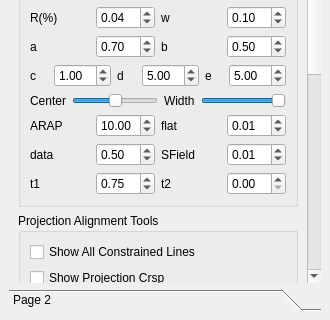
Before: the Qt Designer form src/ui/ParameterDock.ui in marlinilram/AppMod, drawn with Qt 5; both pictures show x 0 to 330 and y 597 to 917 of the 330 by 917 pixel window.
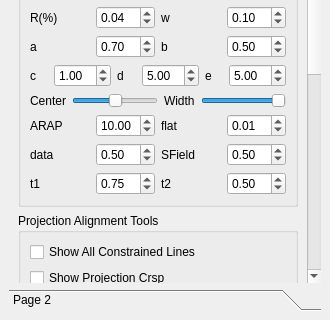
After: the same form once the commit is applied.

Commit message: Fixed bugs in updated user input target feature line change program layout change some default parameters Changed rigid alignment optimization into using quaternion

The edit to the form file:
```diff
--- a/src/ui/ParameterDock.ui
+++ b/src/ui/ParameterDock.ui
@@ -24,7 +24,7 @@
        <property name="geometry">
         <rect>
          <x>0</x>
-         <y>-192</y>
+         <y>0</y>
          <width>295</width>
          <height>1017</height>
         </rect>
@@ -538,7 +538,7 @@
                 <double>0.010000000000000</double>
                </property>
                <property name="value">
-                <double>0.010000000000000</double>
+                <double>0.500000000000000</double>
                </property>
               </widget>
              </item>
@@ -588,7 +588,7 @@
                 <double>0.010000000000000</double>
                </property>
                <property name="value">
-                <double>0.000000000000000</double>
+                <double>0.500000000000000</double>
                </property>
               </widget>
              </item>
```
Left out of the diff: 2 changed lines with no effect on the pictures. The commit also changes 22 other files.
